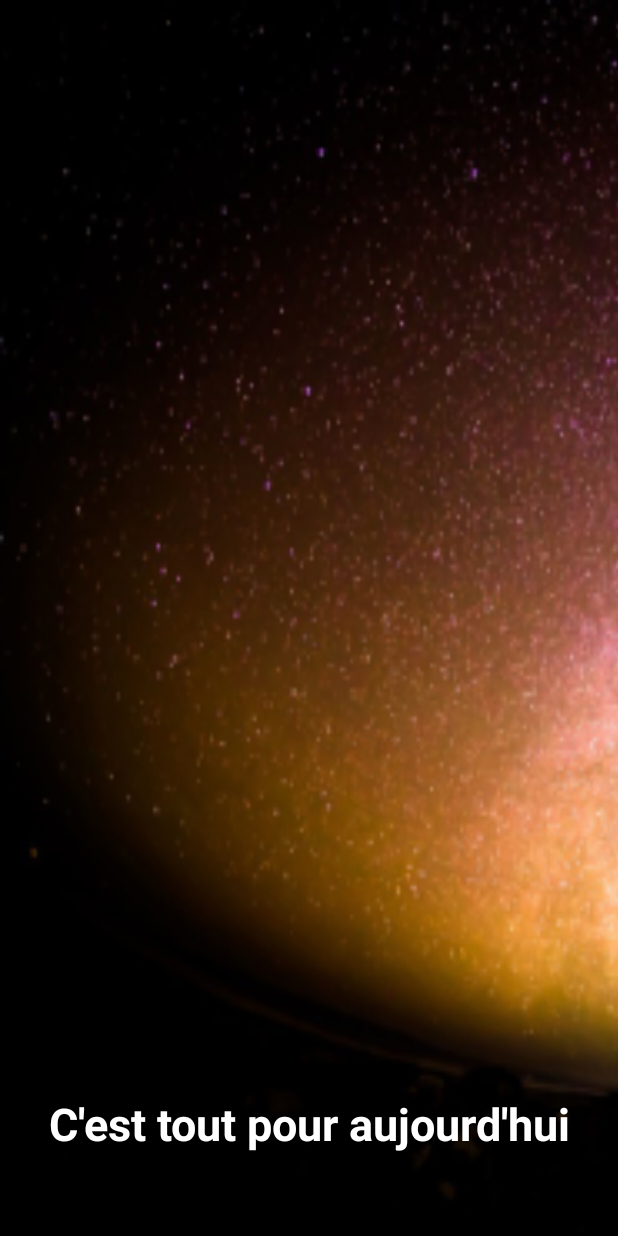
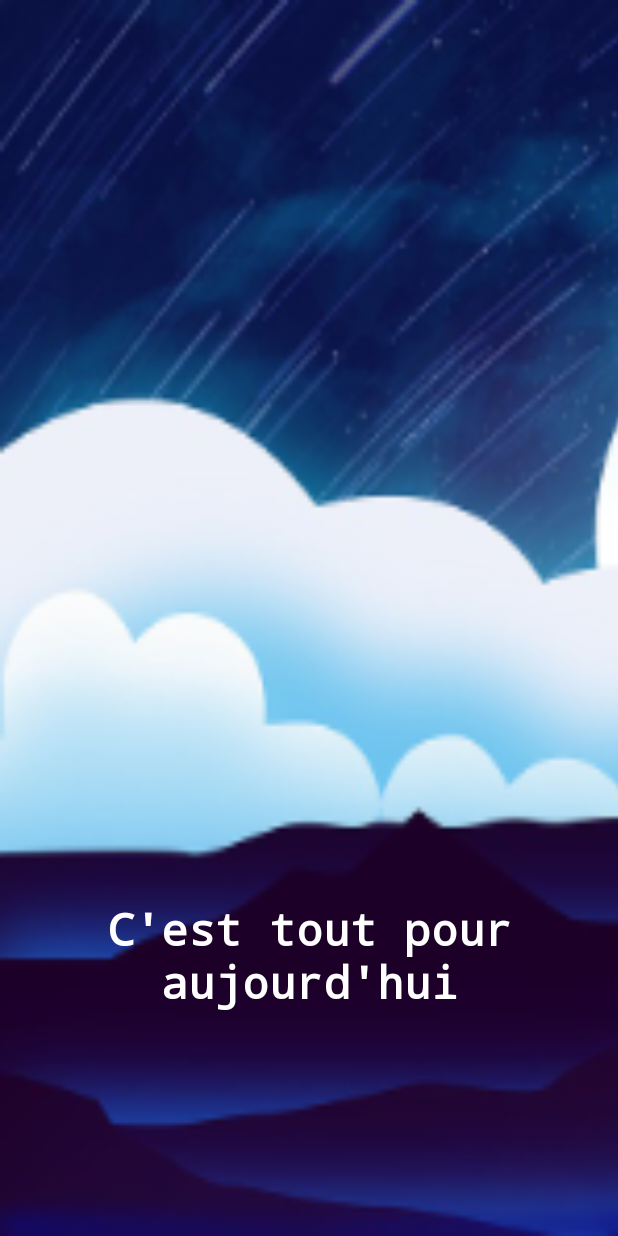
Before and after one commit to azze-r/inTouch, an Android app: the screen it shows after launch (MainActivity), on a phone screen of 412 x 824 dp. Run offline under Robolectric (Android 15) with nearby library versions, the phone set to English and light mode, and no system bars; libraries missing offline, so code that uses them is left out: com.yuyakaido.android, io.realm, io.realm.kotlin; plain views replace CardStackView; 7 statements that could not run were skipped.

Commit message:
change background done

```diff
--- a/app/src/main/res/layout/activity_main.xml
+++ b/app/src/main/res/layout/activity_main.xml
@@ -1,52 +1,54 @@
 <?xml version="1.0" encoding="utf-8"?>
-<androidx.appcompat.widget.LinearLayoutCompat
-
+<androidx.constraintlayout.widget.ConstraintLayout
     xmlns:android="http://schemas.android.com/apk/res/android"
     xmlns:app="http://schemas.android.com/apk/res-auto"
     android:layout_width="match_parent"
     android:layout_height="match_parent">
 
+    <androidx.appcompat.widget.AppCompatImageView
+        android:id="@+id/appCompatImageView"
+        android:layout_width="1000dp"
+        android:layout_height="match_parent"
+        android:background="@mipmap/newend"
+        app:layout_constraintBottom_toBottomOf="parent"
+        app:layout_constraintEnd_toEndOf="parent"
+        app:layout_constraintHorizontal_bias="0.0"
+        app:layout_constraintStart_toStartOf="parent"
+        app:layout_constraintTop_toTopOf="parent"
+        app:layout_constraintVertical_bias="0.0" />
+
     <androidx.drawerlayout.widget.DrawerLayout
+        android:id="@+id/drawer_layout"
+        android:layout_width="0dp"
+        android:layout_height="0dp"
         android:visibility="gone"
-        android:id="@+id/drawer_layout"
-        android:layout_width="match_parent"
-        android:layout_height="match_parent">
+        app:layout_constraintBottom_toBottomOf="parent"
+        app:layout_constraintEnd_toEndOf="parent"
+        app:layout_constraintStart_toStartOf="parent"
+        app:layout_constraintTop_toTopOf="parent">
 
         <com.yuyakaido.android.cardstackview.CardStackView
+            android:layout_marginStart="20dp"
+            android:layout_marginTop="40dp"
+            android:layout_marginEnd="20dp"
+            android:layout_marginBottom="40dp"
             android:id="@+id/card_stack_view"
             android:layout_width="match_parent"
             android:layout_height="match_parent"
             android:layout_above="@+id/button_container"
-            android:padding="4dp"
-            android:clipToPadding="false">
-        </com.yuyakaido.android.cardstackview.CardStackView>
+            android:clipToPadding="false"
+            android:padding="4dp" />
 
     </androidx.drawerlayout.widget.DrawerLayout>
 
-    <androidx.constraintlayout.widget.ConstraintLayout
-        android:id="@+id/endView"
-        android:background="#000000"
-        android:layout_width="match_parent"
-        android:layout_height="match_parent" >
-
-        <androidx.appcompat.widget.AppCompatImageView
-            android:id="@+id/appCompatImageView"
-            android:layout_width="1000dp"
-            android:layout_height="match_parent"
-            android:background="@drawable/end"
-            app:layout_constraintBottom_toBottomOf="parent"
-            app:layout_constraintEnd_toEndOf="parent"
-            app:layout_constraintHorizontal_bias="0.0"
-            app:layout_constraintStart_toStartOf="parent"
-            app:layout_constraintTop_toTopOf="parent"
-            app:layout_constraintVertical_bias="0.0" />
-
         <TextView
+            android:id="@+id/endView"
             android:layout_width="0dp"
             android:layout_height="wrap_content"
-            android:layout_marginStart="16dp"
+            android:layout_marginStart="8dp"
+            android:layout_marginEnd="8dp"
+            android:fontFamily="monospace"
             android:gravity="center"
-            android:layout_marginEnd="16dp"
             android:text="C'est tout pour aujourd'hui"
             android:textColor="#FFFFFF"
             android:textSize="30sp"
@@ -54,10 +56,12 @@
             app:layout_constraintBottom_toBottomOf="parent"
             app:layout_constraintEnd_toEndOf="parent"
             app:layout_constraintStart_toStartOf="parent"
-            app:layout_constraintTop_toTopOf="@+id/appCompatImageView"
-            app:layout_constraintVertical_bias="0.93">
+            app:layout_constraintTop_toTopOf="parent"
+            app:layout_constraintVertical_bias="0.8">
 
         </TextView>
-    </androidx.constraintlayout.widget.ConstraintLayout>
 
-</androidx.appcompat.widget.LinearLayoutCompat>
+
+
+
+</androidx.constraintlayout.widget.ConstraintLayout>
```
Also changed, not shown: app/src/main/res/mipmap-xxxhdpi/newend.jpg (added).
